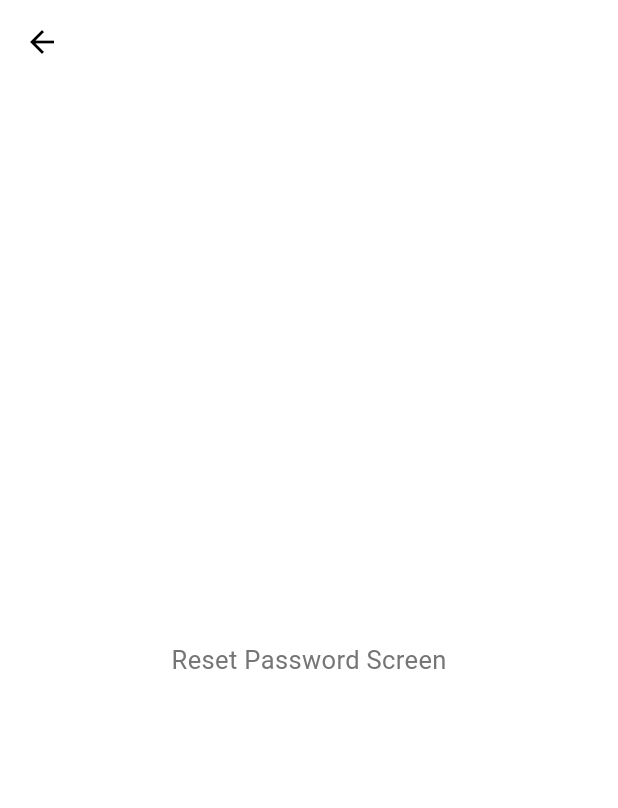
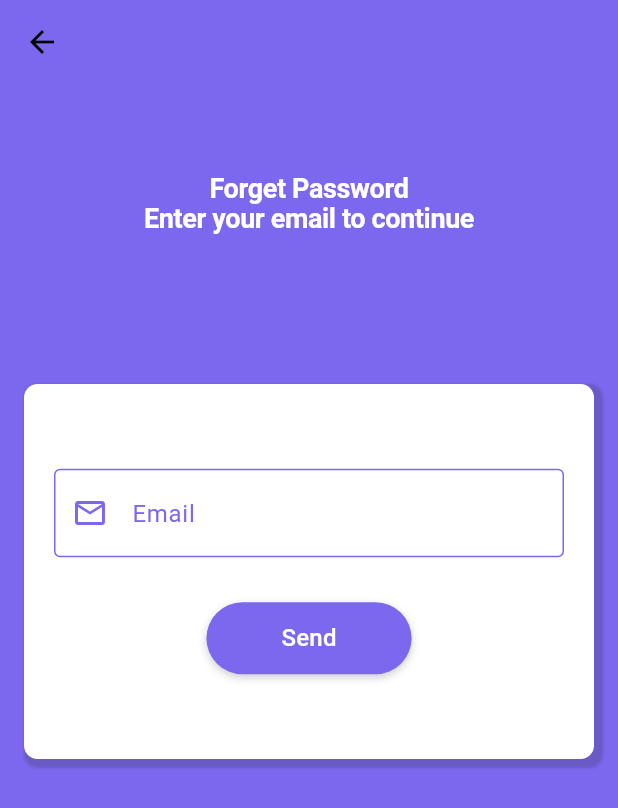
Before and after one commit to Muhammad-Qzih/N3imn_Project, a Flutter app: the screen it shows after launch, after a tap on "ResetPassword", on a phone screen of 412 x 824 dp. Shown: the top 808 px of the screen. Run offline on Flutter 3.47's test engine with Material 3 defaults, Android fonts, the light colour scheme and no system bars; our stand-ins replace awesome_dialog, firebase_auth, firebase_core, get_it, google_fonts; accounts and stored records are empty.

Commit message:
Create reset password ui

```diff
--- a/lib/routes/routes.dart
+++ b/lib/routes/routes.dart
@@ -12,7 +12,7 @@ class CustomerRoutes {
       "customersignup": (context) => const SignUpCustomer(),
       "customerlogin": (context) => const LoginScreen(),
       "customerhomepage": (context) => const CustomerHomeScreen(),
-      "customerresetpassword": (context) => const ResetPassowrd()
+      "customerresetpassword": (context) => const ResetPassword()
     };
   }
 }
@@ -23,7 +23,7 @@ class BarberRoutes {
       "barbersignup": (context) => const SignUpBarber(),
       "barberlogin": (context) => const LoginScreen(),
       "barberhomepage": (context) => const BarberHomeScreen(),
-      "barberresetpassword": (context) => const ResetPassowrd()
+      "barberresetpassword": (context) => const ResetPassword()
     };
   }
 }
--- a/lib/view/general_screens/reset_password_screen.dart
+++ b/lib/view/general_screens/reset_password_screen.dart
@@ -1,18 +1,89 @@
 import 'package:flutter/material.dart';
+import 'package:n3imn_project_team/themes/colors_theme.dart';
+import 'package:n3imn_project_team/view/custom_components/general_components/custom_auth_button.dart';
+import 'package:n3imn_project_team/view/custom_components/general_components/custom_icon_text_field.dart';
+import 'package:n3imn_project_team/view_model/auth_models/rest_password_view_model.dart';
 
-class ResetPassowrd extends StatefulWidget {
-  const ResetPassowrd({super.key});
+class ResetPassword extends StatefulWidget {
+  const ResetPassword({super.key});
 
   @override
-  State<ResetPassowrd> createState() => _ResetPassowrdState();
+  State<ResetPassword> createState() => _ResetPasswordState();
 }
 
-class _ResetPassowrdState extends State<ResetPassowrd> {
+class _ResetPasswordState extends State<ResetPassword> {
+  final restPasswordViewModel = RestPasswordViewModel();
+
   @override
   Widget build(BuildContext context) {
-    return  Scaffold(
-      appBar: AppBar(),
-      body: const Center(child: Text("Reset Password Screen"),),
+    ThemeData theme = Theme.of(context);
+
+    return Scaffold(
+      backgroundColor: AppColor.PRIMARY,
+      appBar: AppBar(
+        backgroundColor: AppColor.PRIMARY,
+      ),
+      body: SingleChildScrollView(
+        child: Column(
+          mainAxisAlignment: MainAxisAlignment.start,
+          children: [
+            const SizedBox(height: 60),
+            Text(
+              'Forget Password',
+              textAlign: TextAlign.center,
+              style: theme.textTheme.displayLarge
+                  ?.copyWith(color: AppColor.TEXT_SECONDARY),
+            ),
+            Text(
+              'Enter your email to continue',
+              textAlign: TextAlign.center,
+              style: theme.textTheme.displayLarge
+                  ?.copyWith(color: AppColor.TEXT_SECONDARY),
+            ),
+            const SizedBox(height: 100),
+            Center(
+              child: Container(
+                height: 250,
+                width: 380,
+                padding: const EdgeInsets.all(20),
+                decoration: BoxDecoration(
+                  color: Colors.white,
+                  borderRadius: BorderRadius.circular(9),
+                  boxShadow: [
+                    BoxShadow(
+                        color: Colors.grey.shade900.withOpacity(0.199),
+                        spreadRadius: 3,
+                        blurRadius: 1,
+                        offset: const Offset(3, 3)),
+                  ],
+                ),
+                child: Column(
+                  mainAxisAlignment: MainAxisAlignment.center,
+                  children: <Widget>[
+                    CustomIconTextField(
+                        hintText: "Email",
+                        obsecureText: false,
+                        icon: const Icon(Icons.email_outlined,
+                            color: AppColor.PRIMARY),
+                        textEditingController:
+                            restPasswordViewModel.emailController),
+                    const SizedBox(height: 30),
+                    CsutomAuthButton(
+                      buttonText: 'Send',
+                      onPressed: () {
+                        //logic
+                      },
+                      backgroundColor: AppColor.PRIMARY,
+                      textStyle: theme.textTheme.titleMedium
+                          ?.copyWith(color: AppColor.TEXT_SECONDARY),
+                    ),
+                  ],
+                ),
+              ),
+            ),
+          ],
+        ),
+      ),
     );
   }
 }
--- /dev/null
+++ b/lib/view_model/auth_models/rest_password_view_model.dart
@@ -0,0 +1,10 @@
+// ignore_for_file: unused_field
+
+import 'package:flutter/material.dart';
+
+class RestPasswordViewModel extends ChangeNotifier {
+  final TextEditingController _email = TextEditingController();
+
+  TextEditingController get emailController => _email;
+
+}
```
